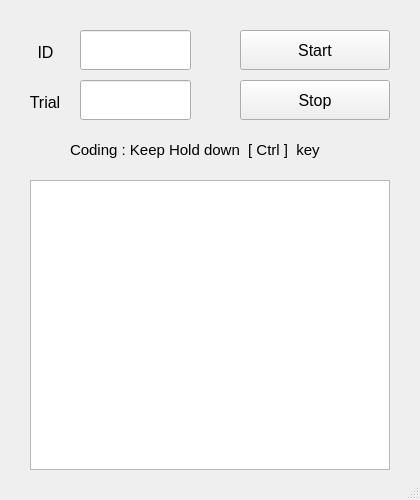
ninnin92/VideoCoding, file VideoCoding.ui: the form before one commit.
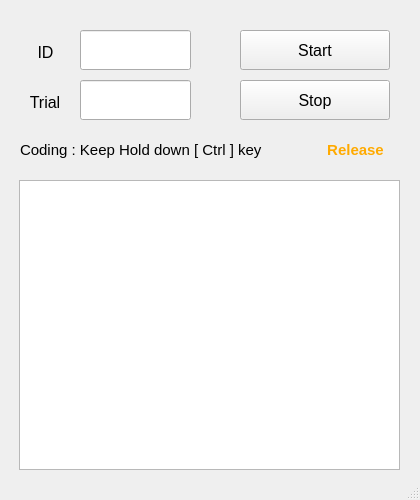
The form after the commit.

Commit message: VideoCoding v1.0: 正式リリース

```diff
--- a/VideoCoding.ui
+++ b/VideoCoding.ui
@@ -13,6 +13,7 @@
   <property name="font">
    <font>
     <pointsize>4</pointsize>
+    <strikeout>false</strikeout>
    </font>
   </property>
   <property name="windowTitle">
@@ -106,9 +107,9 @@
    <widget class="QLabel" name="label_2">
     <property name="geometry">
      <rect>
-      <x>70</x>
+      <x>20</x>
       <y>140</y>
-      <width>291</width>
+      <width>281</width>
       <height>20</height>
      </rect>
     </property>
@@ -119,7 +120,7 @@
      </font>
     </property>
     <property name="text">
-     <string>Coding : Keep Hold down  [ Ctrl ]  key</string>
+     <string>Coding : Keep Hold down [ Ctrl ] key</string>
     </property>
    </widget>
    <widget class="QLabel" name="label_3">
@@ -166,11 +167,45 @@
    <widget class="QTextBrowser" name="textBrowser">
     <property name="geometry">
      <rect>
-      <x>30</x>
+      <x>19</x>
       <y>180</y>
-      <width>360</width>
+      <width>381</width>
       <height>290</height>
      </rect>
+    </property>
+    <property name="font">
+     <font>
+      <family>Meiryo UI</family>
+      <pointsize>12</pointsize>
+     </font>
+    </property>
+   </widget>
+   <widget class="QLabel" name="label_Now">
+    <property name="geometry">
+     <rect>
+      <x>310</x>
+      <y>140</y>
+      <width>91</width>
+      <height>20</height>
+     </rect>
+    </property>
+    <property name="font">
+     <font>
+      <family>Meiryo UI</family>
+      <pointsize>11</pointsize>
+      <weight>75</weight>
+      <bold>true</bold>
+      <underline>false</underline>
+     </font>
+    </property>
+    <property name="styleSheet">
+     <string notr="true">QLabel {  color : rgb(255, 170, 0); }</string>
+    </property>
+    <property name="text">
+     <string>Release</string>
+    </property>
+    <property name="alignment">
+     <set>Qt::AlignCenter</set>
     </property>
    </widget>
   </widget>
```
Left out of the diff: 6 changed lines with no effect on the pictures. The commit also changes 10 other files.
